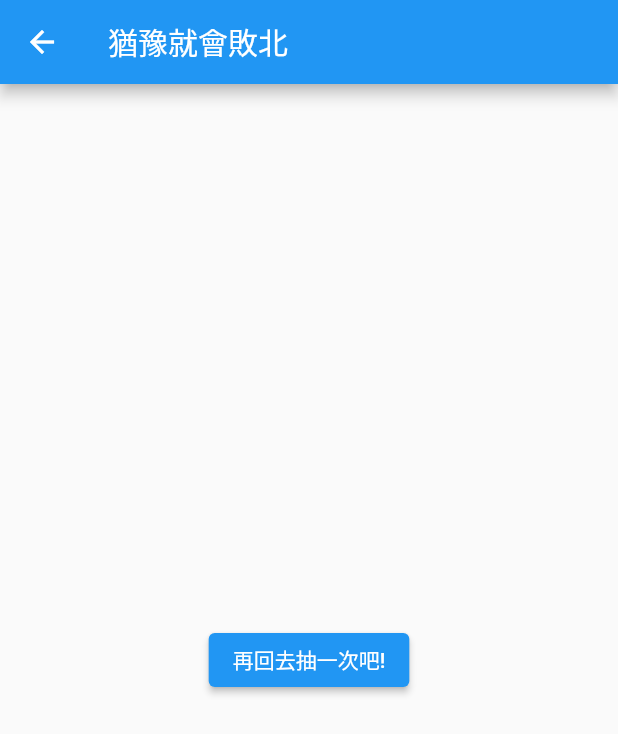
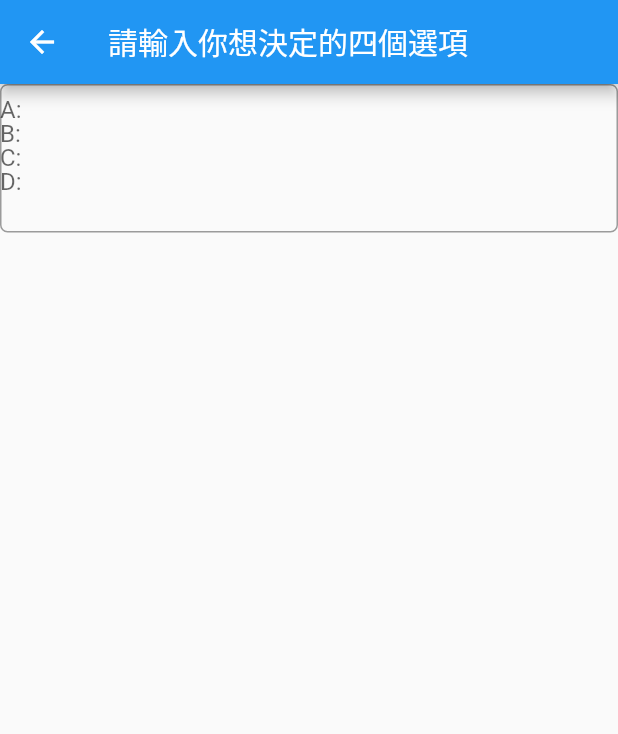
Before and after one commit to Vincenzo0426/Finalexam, a Flutter app: the CongratulationPage screen opened directly, on a phone screen of 412 x 824 dp. Shown: the top 734 px of the screen. Run offline on Flutter 3.47's test engine with Material 2 defaults, Android fonts, the phone set to English and light mode, and no system bars.

Commit message:
commit_1223

```diff
--- a/lib/main.dart
+++ b/lib/main.dart
@@ -22,19 +22,6 @@ class MyHomePage extends StatefulWidget {
    const MyHomePage({super.key});
 
    @override
-   Widget build(BuildContext context) {
-      return DefaultTextStyle(
-         style: Theme
-             .of(context)
-             .textTheme
-             .headline4!,
-         child: Container(
-            color: Colors.white,
-            alignment: Alignment.center,
-            child: const Text('Home Page'),
-         ),
-      );
-   }
    _MyHomePageState createState() => _MyHomePageState();
 }
 
@@ -54,34 +41,6 @@ class _MyHomePageState extends State<MyHomePage> {
          body: SizedBox(
             child: Stack(
                children: <Widget>[
-                  //上文字框
-                  TextField(
-                     decoration: InputDecoration(
-                        hintText: '',
-                     ),
-                  ),
-
-                  //下文字框
-                  TextField(
-                     decoration: InputDecoration(
-                        hintText: '',
-                     ),
-                  ),
-
-                  //左文字框
-                  TextField(
-                     decoration: InputDecoration(
-                        hintText: '',
-                     ),
-                  ),
-
-                  //右文字框
-                  TextField(
-                     decoration: InputDecoration(
-                        hintText: '',
-                     ),
-                  ),
-
                   //動畫
                   AnimatedPositioned(
                      top: fuck1 && takeOff ?  -250 : 100.0,
@@ -101,7 +60,7 @@ class _MyHomePageState extends State<MyHomePage> {
                   Container(
                      alignment: Alignment.bottomCenter,
                      child: ElevatedButton(
-                         child: const Text('還是猶豫不決的話點這裡'),
+                         child: const Text('點這裡把你的想法記起來吧'),
                          onPressed: () {
                             Navigator.push(
                                context,
@@ -160,16 +119,27 @@ class CongratulationPage extends StatelessWidget {
    Widget build(BuildContext context) {
       return Scaffold(
          appBar: AppBar(
-            title: const Text('猶豫就會敗北'),
+            title: const Text('請輸入你想決定的四個選項'),
          ),
-         body: Center(
-            child: ElevatedButton(
-               onPressed: () {
-                  Navigator.pop(context);
-               },
-               child: const Text('再回去抽一次吧!'),
+         body:
+            Column(
+               children: [
+                  Container(
+                     child: TextField(
+                        decoration: InputDecoration(
+                           contentPadding: EdgeInsets.only(left: 0.0, top: 80.0),
+                           labelText: 'A:\nB:\nC:\nD:\n',
+                           border: OutlineInputBorder(
+                              borderRadius: BorderRadius.circular(5),
+                           ),
+                        ),
+                        onChanged: (value) {
+                           // Perform some action when the user types in the text field
+                        },
+                     ),
+                  )
+               ]
             ),
-         ),
       );
    }
 }
```
